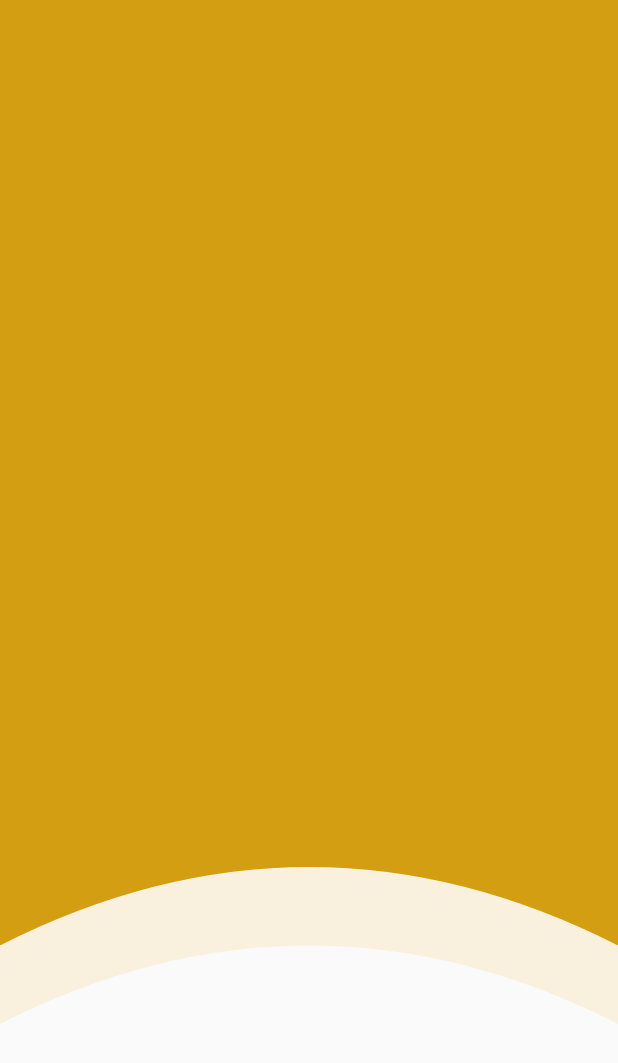
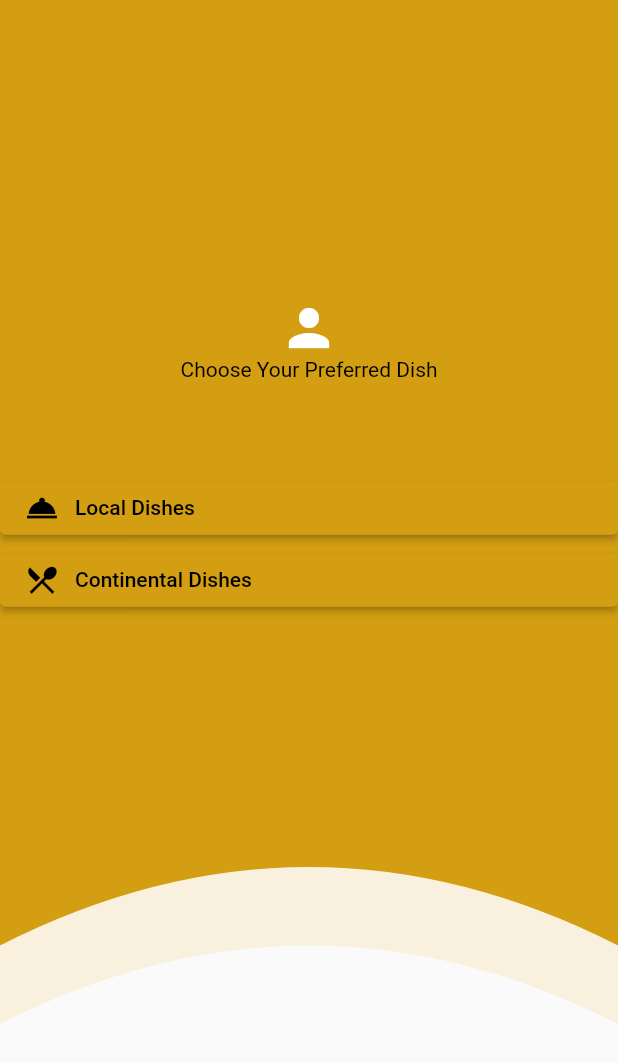
Before and after one commit to DroneBreaker/Flutter-POS-App, a Flutter app: the PrefDishScreen screen opened directly, on a phone screen of 412 x 824 dp. Shown: the top 1063 px of the screen. Run offline on Flutter 3.47's test engine with Material 2 defaults, Android fonts, the phone set to English and light mode, and no system bars; our stand-ins replace flutter_screenutil, gap, google_fonts, shared_preferences; accounts and stored records are empty.

Commit message:
An update on preferred dish

```diff
--- a/lib/main.dart
+++ b/lib/main.dart
@@ -1,6 +1,7 @@
 import 'package:flutter/material.dart';
 import 'package:flutter_screenutil/flutter_screenutil.dart';
 import 'package:provider/provider.dart';
+import 'package:restaurant_pos_app/screens/preferred_dish.dart';
 import 'package:restaurant_pos_app/utils/route.dart';
 
 import 'providers/app_provider.dart';
@@ -55,7 +56,7 @@
               onGenerateRoute: GenerateRoute.onGenerateRoute,
             ));
       },
-      // home: const MyHomePage(title: 'Flutter Demo Home Page'),
+      child: const PrefDishScreen(),
     );
   }
 }
--- a/lib/screens/preferred_dish.dart
+++ b/lib/screens/preferred_dish.dart
@@ -27,13 +27,56 @@ class PrefDishScreen extends StatelessWidget {
               color: AppColor.PrimaryColor,
             ),
           ),
+
+          // Body of the page
           SafeArea(
               child: Container(
+                  padding: EdgeInsets.only(top: 259.h - 54.h),
+                  width: double.infinity,
                   child: Column(
-            children: [
+                    children: [
+                      const Icon(
+                        Icons.person,
+                        size: 40,
+                        color: AppColor.white,
+                      ),
+                      const Text('Choose Your Preferred Dish'),
+                      const SizedBox(
+                        height: 60,
+                      ),
 
-            ],
-          )))
+                      //Buttons
+                      ElevatedButton(
+                          onPressed: () {
+                            return;
+                          },
+                          child: const Row(
+                            children: [
+                              Icon(Icons.room_service),
+                              SizedBox(
+                                width: 10,
+                              ),
+                              Text('Local Dishes')
+                            ],
+                          )),
+                      ElevatedButton(
+                          onPressed: () {
+                            return;
+                          },
+                          // style: ButtonStyle(backgroundColor: AppColor.white),
+                          child: const Row(
+                            children: [
+                              Icon(Icons.local_dining),
+                              SizedBox(
+                                width: 10,
+                              ),
+                              Text(
+                                'Continental Dishes',
+                              )
+                            ],
+                          )),
+                    ],
+                  )))
         ],
       ),
     );
```
